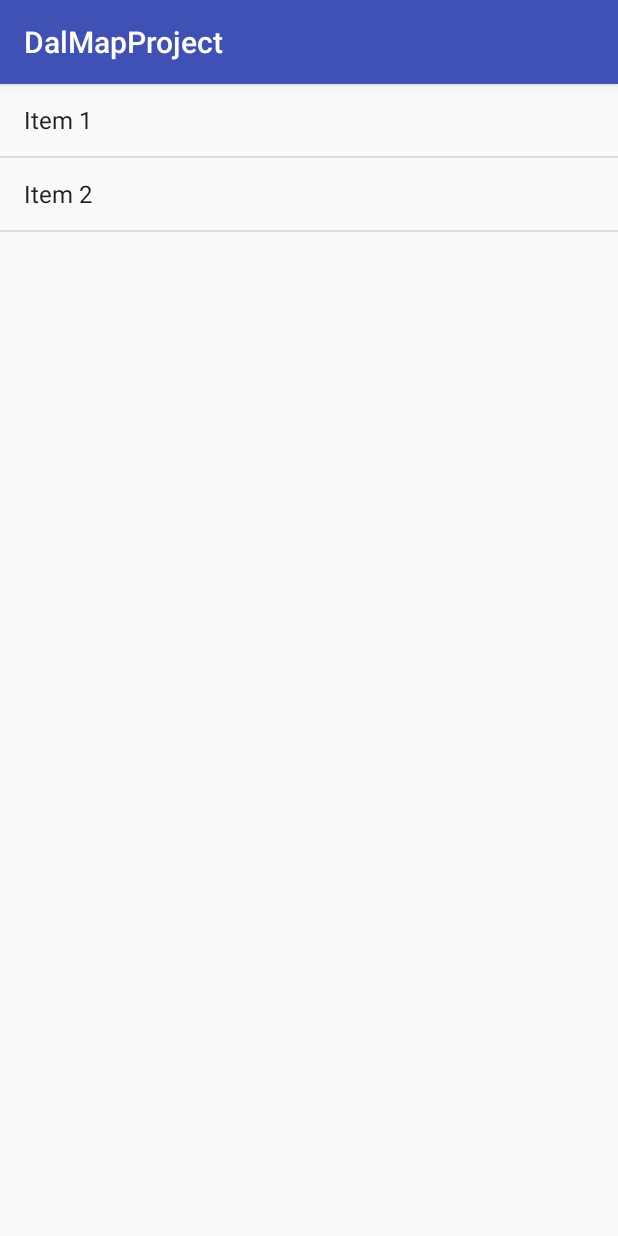
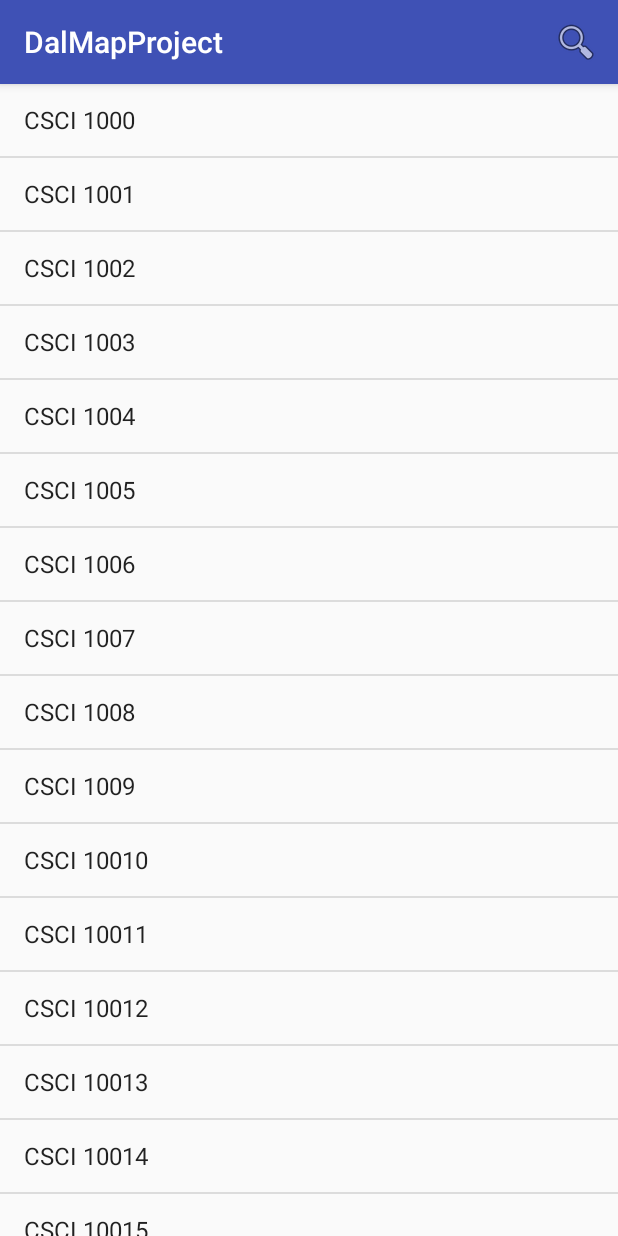
Before and after one commit to techie-girl/dalmap, an Android app: the screen it shows after launch (ClassListActivity), on a phone screen of 412 x 824 dp. Run offline under Robolectric (Android 15) with nearby library versions, the phone set to English and light mode, and no system bars.

Commit message:
Search Function
Added a search function to the ClassListActivity. You can now search the class list by course ID. This will complete user story 11.

Added new animation to the popup window so that it doesn't just show up.

Began working on getting the popup window to a decent state.

Work left before Pull Request:
Decide on a list of courses and display those as placeholder until firebase is set up.
Clean up the popup window so that is displays basic information about the class.
Together these two pieces will satisfy user story 4 for this iteration.

```diff
--- a/app/src/main/java/com/example/scott/dalmapproject/ClassListActivity.java
+++ b/app/src/main/java/com/example/scott/dalmapproject/ClassListActivity.java
@@ -1,21 +1,33 @@
 package com.example.scott.dalmapproject;
 
+import android.app.SearchManager;
+import android.content.Context;
 import android.os.Bundle;
 import android.support.v7.app.AppCompatActivity;
+import android.text.Editable;
+import android.text.TextWatcher;
 import android.view.Gravity;
 import android.view.LayoutInflater;
+import android.view.Menu;
+import android.view.MenuInflater;
 import android.view.MotionEvent;
 import android.view.View;
 import android.widget.AdapterView;
 import android.widget.ArrayAdapter;
+import android.widget.Button;
+import android.widget.EditText;
 import android.widget.LinearLayout;
 import android.widget.ListView;
 import android.widget.PopupWindow;
+import android.widget.SearchView;
 import android.widget.TextView;
 
 import java.util.ArrayList;
 
 public class ClassListActivity extends AppCompatActivity {
+
+    EditText listViewFilter;
+    SearchView searchView;
 
     @Override
     protected void onCreate(Bundle savedInstanceState){
@@ -25,27 +37,85 @@ public class ClassListActivity extends AppCompatActivity {
     }
 
     @Override
+    public boolean onCreateOptionsMenu(Menu menu) {
+
+        // Inflate the options menu from XML
+        MenuInflater inflater = getMenuInflater();
+        inflater.inflate(R.menu.options_menu, menu);
+
+        // Get the SearchView and set the searchable configuration
+        SearchManager searchManager = (SearchManager) getSystemService(Context.SEARCH_SERVICE);
+        searchView = (SearchView) menu.findItem(R.id.menu_search).getActionView();
+        // Assumes current activity is the searchable activity
+        searchView.setSearchableInfo(searchManager.getSearchableInfo(getComponentName()));
+        searchView.setIconifiedByDefault(false); // Do not iconify the widget;
+
+        //How to respond to changes in the search boxes text
+        searchView.setOnQueryTextListener(new SearchView.OnQueryTextListener() {
+
+            //Do nothing on submit, its handled during text change
+            @Override
+            public boolean onQueryTextSubmit(String query) {
+                return false;
+            }
+
+            //Set the filter to be the value of the query
+            @Override
+            public boolean onQueryTextChange(String newText) {
+                listViewFilter.setText(searchView.getQuery());
+                return false;
+            }
+        });
+
+        return true;
+    }
+
+    @Override
     protected void onStart(){
         super.onStart();
 
         //Gets the ListView from the layout resource file by id
         final ListView listView = this.findViewById(R.id.Class_List_List_View);
+        listViewFilter = findViewById(R.id.List_View_Filter);
 
         //ArrayList used by adapter to build the list in the ListView
         ArrayList<String> List = new ArrayList<>();
 
         //Temp information to populate ListView
-        List.add("Item 1");
-        List.add("Item 2");
+        for(int i = 0; i < 50; i++){
+            List.add("CSCI 100"+ i);
+        }
 
         //Adapter to populate the list
-        ArrayAdapter<String> arrayAdapter = new ArrayAdapter<String>(
+        final ArrayAdapter<String> arrayAdapter = new ArrayAdapter<>(
                 this,
                 android.R.layout.simple_list_item_1,
                 List );
 
         //Populate the list
         listView.setAdapter(arrayAdapter);
+
+        //How to respond to the filter being changed
+        listViewFilter.addTextChangedListener(new TextWatcher() {
+
+            //Do nothing while the text is being changed
+            @Override
+            public void onTextChanged(CharSequence s, int start, int before, int count) {
+            }
+
+            //Do nothing before the text is changed
+            @Override
+            public void beforeTextChanged(CharSequence s, int start, int count,int after) {
+            }
+
+            //After the text is changed, apply the filter to the list
+            @Override
+            public void afterTextChanged(Editable s) {
+                // Call back the Adapter with current character to Filter
+                arrayAdapter.getFilter().filter(s.toString());
+            }
+        });
+
 
         //How to respond to a list item being clicked
         listView.setOnItemClickListener(new AdapterView.OnItemClickListener() {
@@ -61,17 +131,16 @@ public class ClassListActivity extends AppCompatActivity {
                 //Create the popup window
                 int width = LinearLayout.LayoutParams.MATCH_PARENT;
                 int height = LinearLayout.LayoutParams.MATCH_PARENT;
-                boolean focusable = true;
-                final PopupWindow popupWindow = new PopupWindow(popupView, width, height, focusable);
+                final PopupWindow popupWindow = new PopupWindow(popupView, width, height, true);
 
                 //Get the selected item from the list
                 String selectedItem = listView.getItemAtPosition(position).toString();
 
                 //Set the textViews in the popup window to be proper values
                 ((TextView) popupWindow.getContentView().findViewById(R.id.ClassCode)).setText(selectedItem);
-                ((TextView) popupWindow.getContentView().findViewById(R.id.ClassTitle)).setText(selectedItem);
-                ((TextView) popupWindow.getContentView().findViewById(R.id.ClassDuration)).setText(selectedItem);
-                ((TextView) popupWindow.getContentView().findViewById(R.id.ClassLocation)).setText(selectedItem);
+                ((TextView) popupWindow.getContentView().findViewById(R.id.ClassTitle)).setText("Intro to Computer Programming");
+                ((TextView) popupWindow.getContentView().findViewById(R.id.ClassDuration)).setText("SUMMER (1): 07-MAY-2018 - 03-AUG-2018");
+                ((TextView) popupWindow.getContentView().findViewById(R.id.ClassLocation)).setText("Studley COMPUTER SCIENCE 134");
 
                 //Tell the popup window how to animate its creation and destruction
                 popupWindow.setAnimationStyle(R.style.Animation);
@@ -79,11 +148,21 @@ public class ClassListActivity extends AppCompatActivity {
                 //Show the popup window on the current activity
                 popupWindow.showAtLocation(view, Gravity.CENTER, 0, 0);
 
+
+                final Button button = popupWindow.getContentView().findViewById(R.id.popup_window_button);
+
+                button.setOnClickListener(new View.OnClickListener() {
+                    @Override
+                    public void onClick(View v) {
+                        popupWindow.dismiss();
+                    }
+                });
+
                 //How to respond when the popup window is clicked
                 popupView.setOnTouchListener(new View.OnTouchListener() {
                     @Override
                     public boolean onTouch(View v, MotionEvent event) {
-                        popupWindow.dismiss();
+                        //popupWindow.dismiss();
                         return true;
                     }
                 });
--- a/app/src/main/res/anim/popup_window_hide.xml
+++ b/app/src/main/res/anim/popup_window_hide.xml
@@ -6,4 +6,16 @@
         android:interpolator="@android:anim/accelerate_interpolator"
         android:duration="300"
         android:repeatCount="0"/>
+
+    <scale
+        android:interpolator="@android:anim/accelerate_decelerate_interpolator"
+        android:fromXScale="1.0"
+        android:toXScale="0.0"
+        android:fromYScale="1.0"
+        android:toYScale="0.0"
+        android:pivotX="50%"
+        android:pivotY="50%"
+        android:fillAfter="false"
+        android:duration="1000" />
+
 </set>
--- a/app/src/main/res/anim/popup_window_show.xml
+++ b/app/src/main/res/anim/popup_window_show.xml
@@ -4,7 +4,14 @@
     <alpha android:fromAlpha="0.0"
         android:toAlpha="1.0"
         android:interpolator="@android:anim/accelerate_interpolator"
-        android:duration="300"
+        android:duration="200"
         android:repeatCount="0"/>
 
+    <translate
+        android:fromXDelta="100%p"
+        android:fromYDelta="-100%p"
+        android:toXDelta="0%p"
+        android:toYDelta="0%p"
+        android:duration="150"/>
+
 </set>
--- a/app/src/main/res/layout/activity_class_list.xml
+++ b/app/src/main/res/layout/activity_class_list.xml
@@ -10,6 +10,10 @@
         android:layout_height="match_parent">
     </ListView>
 
-
+    <EditText
+        android:id="@+id/List_View_Filter"
+        android:text="@string/app_name"
+        android:layout_width="0dp"
+        android:layout_height="0dp" />
 
 </android.support.constraint.ConstraintLayout>
--- /dev/null
+++ b/app/src/main/res/menu/options_menu.xml
@@ -0,0 +1,12 @@
+<?xml version="1.0" encoding="utf-8"?>
+<menu
+    xmlns:android="http://schemas.android.com/apk/res/android"
+    xmlns:app="http://schemas.android.com/apk/res-auto">
+    <item
+        android:id="@+id/menu_search"
+        android:title="@string/app_name"
+        android:icon="@android:drawable/ic_menu_search"
+        app:showAsAction="collapseActionView|ifRoom"
+        app:actionViewClass="android.widget.SearchView">
+    </item>
+</menu>
--- a/app/src/main/res/values/colors.xml
+++ b/app/src/main/res/values/colors.xml
@@ -3,4 +3,5 @@
     <color name="colorPrimary">#3F51B5</color>
     <color name="colorPrimaryDark">#303F9F</color>
     <color name="colorAccent">#FF4081</color>
+    <color name="white">#FFFFFF</color>
 </resources>
```
Also changed, not shown: app/src/main/res/layout/class_info_popup.xml (+56 -8 lines), 3 other files.
